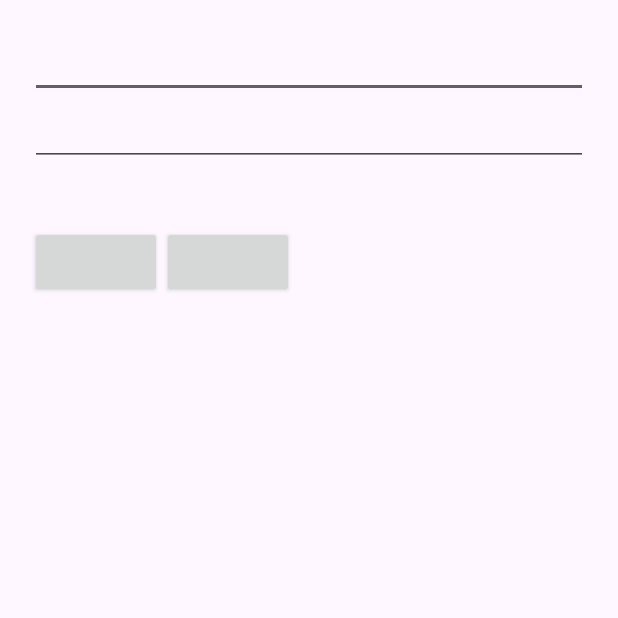
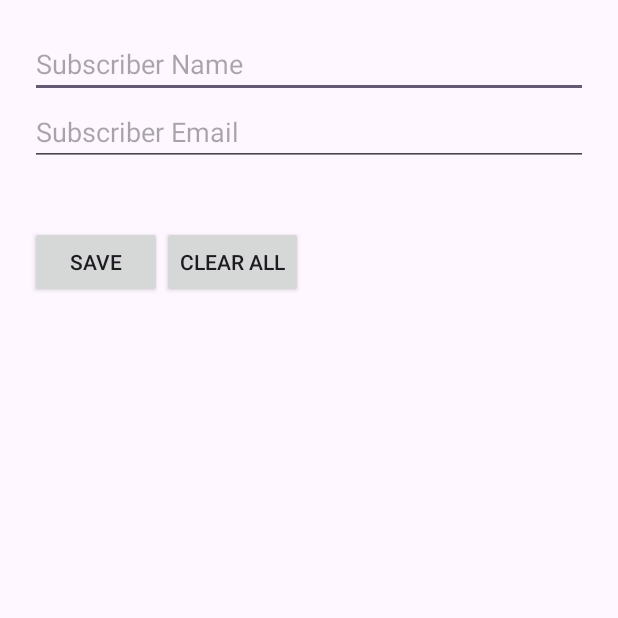
Before and after one commit to icanerdogan/RoomTutorial, an Android app: the screen it shows after launch (MainActivity), on a phone screen of 412 x 824 dp, the top half of it. Run offline under Robolectric (Android 15) with nearby library versions, the phone set to English and light mode, and no system bars; our stand-ins replace Room's generated code, data binding.

Commit message:
Create View Model.

```diff
--- a/app/build.gradle
+++ b/app/build.gradle
@@ -25,11 +25,11 @@ android {
         }
     }
     compileOptions {
-        sourceCompatibility JavaVersion.VERSION_1_8
-        targetCompatibility JavaVersion.VERSION_1_8
+        sourceCompatibility JavaVersion.VERSION_17
+        targetCompatibility JavaVersion.VERSION_17
     }
     kotlinOptions {
-        jvmTarget = '1.8'
+        jvmTarget = '17'
     }
     buildFeatures {
         viewBinding true
--- a/app/src/main/java/com/ibrahimcanerdogan/roomtutorial/MainActivity.kt
+++ b/app/src/main/java/com/ibrahimcanerdogan/roomtutorial/MainActivity.kt
@@ -2,10 +2,37 @@ package com.ibrahimcanerdogan.roomtutorial
 
 import androidx.appcompat.app.AppCompatActivity
 import android.os.Bundle
+import android.util.Log
+import androidx.databinding.DataBindingUtil
+import androidx.lifecycle.ViewModelProvider
+import com.ibrahimcanerdogan.roomtutorial.database.SubscriberDatabase
+import com.ibrahimcanerdogan.roomtutorial.databinding.ActivityMainBinding
+import com.ibrahimcanerdogan.roomtutorial.repository.SubscriberRepository
+import com.ibrahimcanerdogan.roomtutorial.view.SubscribeViewModelFactory
+import com.ibrahimcanerdogan.roomtutorial.view.SubscriberViewModel
 
 class MainActivity : AppCompatActivity() {
+
+    private lateinit var binding: ActivityMainBinding
+    private lateinit var subscriberViewModel: SubscriberViewModel
+
     override fun onCreate(savedInstanceState: Bundle?) {
         super.onCreate(savedInstanceState)
-        setContentView(R.layout.activity_main)
+        binding = DataBindingUtil.setContentView(this, R.layout.activity_main)
+        val dao = SubscriberDatabase.getInstance(application).subscriberDao
+        val repository = SubscriberRepository(dao)
+        val factory = SubscribeViewModelFactory(repository)
+
+        subscriberViewModel = ViewModelProvider(this, factory).get(SubscriberViewModel::class.java)
+        binding.viewModel = subscriberViewModel
+        binding.lifecycleOwner = this
+
+        displaySubscribeList()
+    }
+
+    private fun displaySubscribeList() {
+        subscriberViewModel.subscribers.observe(this) {
+            Log.i("TAG", it.toString())
+        }
     }
 }
--- a/app/src/main/java/com/ibrahimcanerdogan/roomtutorial/repository/SubscriberRepository.kt
+++ b/app/src/main/java/com/ibrahimcanerdogan/roomtutorial/repository/SubscriberRepository.kt
@@ -15,6 +15,6 @@ class SubscriberRepository(
 
     suspend fun deleteSubscriber(subscriber: Subscriber) = dao.deleteSubscriber(subscriber)
 
-    suspend fun clearAllSubscribers(subscriber: Subscriber) = dao.clearAllSubscribers()
+    suspend fun clearAllSubscribers() = dao.clearAllSubscribers()
 
 }
--- /dev/null
+++ b/app/src/main/java/com/ibrahimcanerdogan/roomtutorial/view/SubscribeViewModelFactory.kt
@@ -0,0 +1,17 @@
+package com.ibrahimcanerdogan.roomtutorial.view
+
+import androidx.lifecycle.ViewModel
+import androidx.lifecycle.ViewModelProvider
+import com.ibrahimcanerdogan.roomtutorial.repository.SubscriberRepository
+
+class SubscribeViewModelFactory(
+    private val repository: SubscriberRepository
+) : ViewModelProvider.Factory {
+
+    override fun <T : ViewModel> create(modelClass: Class<T>): T {
+        if (modelClass.isAssignableFrom(SubscriberViewModel::class.java)) {
+            return SubscriberViewModel(repository) as T
+        }
+        throw IllegalArgumentException("Unknown ViewModel Class")
+    }
+}
--- /dev/null
+++ b/app/src/main/java/com/ibrahimcanerdogan/roomtutorial/view/SubscriberViewModel.kt
@@ -0,0 +1,61 @@
+package com.ibrahimcanerdogan.roomtutorial.view
+
+import androidx.lifecycle.LiveData
+import androidx.lifecycle.MutableLiveData
+import androidx.lifecycle.ViewModel
+import androidx.lifecycle.viewModelScope
+import com.ibrahimcanerdogan.roomtutorial.database.Subscriber
+import com.ibrahimcanerdogan.roomtutorial.repository.SubscriberRepository
+import kotlinx.coroutines.Dispatchers
+import kotlinx.coroutines.launch
+
+class SubscriberViewModel(
+    private val repository: SubscriberRepository
+) : ViewModel() {
+
+    val subscribers = repository.subscribers
+
+    val inputName = MutableLiveData<String>()
+    val inputNameValue : LiveData<String> = inputName
+
+    val inputEmail = MutableLiveData<String>()
+    val inputEmailValue : LiveData<String> = inputEmail
+
+    val buttonSaveUpdateText = MutableLiveData<String>()
+    val buttonClearAllOrDeleteText = MutableLiveData<String>()
+
+    init {
+        buttonSaveUpdateText.value = "Save"
+        buttonClearAllOrDeleteText.value = "Clear All"
+    }
+
+    fun actionSaveOrUpdate() {
+        val name = inputName.value
+        val email = inputEmail.value
+        addSubscriber(Subscriber(0, name!!, email!!))
+        inputName.value = ""
+        inputEmail.value = ""
+    }
+
+    fun actionClearAllOrDelete() {
+        clearAllSubscriber()
+    }
+
+    fun addSubscriber(subscriber: Subscriber) {
+        viewModelScope.launch(Dispatchers.IO) {
+            repository.insertSubscriber(subscriber)
+        }
+    }
+
+    fun updateSubscriber(subscriber: Subscriber) = viewModelScope.launch(Dispatchers.IO) {
+        repository.updateSubscriber(subscriber)
+    }
+
+    fun deleteSubscriber(subscriber: Subscriber) = viewModelScope.launch(Dispatchers.IO) {
+        repository.deleteSubscriber(subscriber)
+    }
+
+    fun clearAllSubscriber() = viewModelScope.launch(Dispatchers.IO) {
+        repository.clearAllSubscribers()
+    }
+}
--- a/app/src/main/res/layout/activity_main.xml
+++ b/app/src/main/res/layout/activity_main.xml
@@ -1,6 +1,13 @@
 <?xml version="1.0" encoding="utf-8"?>
-<LinearLayout xmlns:android="http://schemas.android.com/apk/res/android"
-    xmlns:tools="http://schemas.android.com/tools"
+<layout xmlns:android="http://schemas.android.com/apk/res/android"
+    xmlns:tools="http://schemas.android.com/tools">
+
+    <data>
+        <variable
+            name="viewModel"
+            type="com.ibrahimcanerdogan.roomtutorial.view.SubscriberViewModel" />
+    </data>
+    <LinearLayout
         android:layout_width="match_parent"
         android:layout_height="match_parent"
         android:orientation="vertical"
@@ -9,32 +16,50 @@
         <LinearLayout
             android:layout_width="match_parent"
             android:layout_height="wrap_content"
-        android:orientation="vertical"
-        android:layout_margin="20dp">
-        <com.google.android.material.textfield.TextInputEditText
-            android:layout_width="match_parent"
-            android:layout_height="wrap_content"/>
+            android:layout_margin="20dp"
+            android:orientation="vertical">
 
             <com.google.android.material.textfield.TextInputEditText
+                android:id="@+id/editTextName"
                 android:layout_width="match_parent"
-            android:layout_height="wrap_content"/>
+                android:layout_height="wrap_content"
+                android:hint="Subscriber Name"
+                android:text="@={viewModel.inputName}"
+                android:textColor="@color/black" />
+
+            <com.google.android.material.textfield.TextInputEditText
+                android:id="@+id/editTextEmail"
+                android:layout_width="match_parent"
+                android:layout_height="wrap_content"
+                android:hint="Subscriber Email"
+                android:text="@={viewModel.inputEmail}"
+                android:textColor="@color/black" />
         </LinearLayout>
 
         <LinearLayout
             android:layout_width="match_parent"
             android:layout_height="wrap_content"
-        android:orientation="horizontal"
-        android:layout_margin="20dp">
+            android:layout_margin="20dp"
+            android:orientation="horizontal">
+
             <androidx.appcompat.widget.AppCompatButton
+                android:id="@+id/buttonSaveUpdate"
                 android:layout_width="wrap_content"
-            android:layout_height="wrap_content"/>
+                android:layout_height="wrap_content"
+                android:text="@={viewModel.buttonSaveUpdateText}"
+                android:onClick="@{() -> viewModel.actionSaveOrUpdate()}" />
+
             <androidx.appcompat.widget.AppCompatButton
+                android:id="@+id/buttonClearDelete"
                 android:layout_width="wrap_content"
-            android:layout_height="wrap_content"/>
+                android:layout_height="wrap_content"
+                android:text="@={viewModel.buttonClearAllOrDeleteText}"
+                android:onClick="@{() -> viewModel.actionClearAllOrDelete()}"/>
         </LinearLayout>
 
         <androidx.recyclerview.widget.RecyclerView
             android:layout_width="match_parent"
             android:layout_height="match_parent"
-        android:layout_margin="10dp"/>
+            android:layout_margin="10dp" />
     </LinearLayout>
+</layout>
```
Lines whose indentation alone changed are shown as unchanged.
